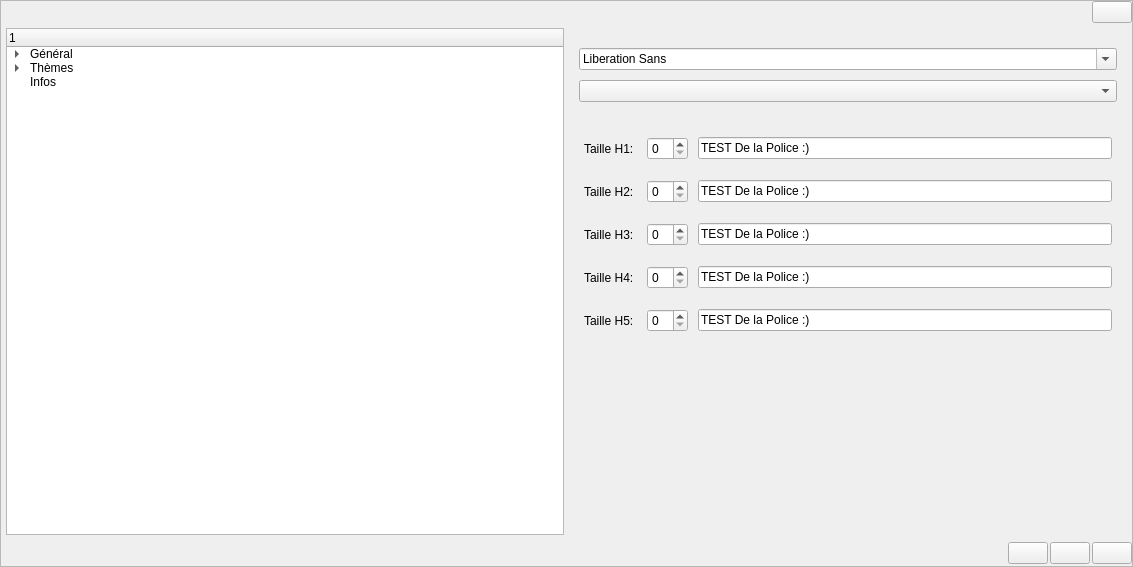
Before: the Qt Designer form src/gui/dlg.ui in LaM0uette/PySide6_Blank_Project_demo, drawn with Qt 5.
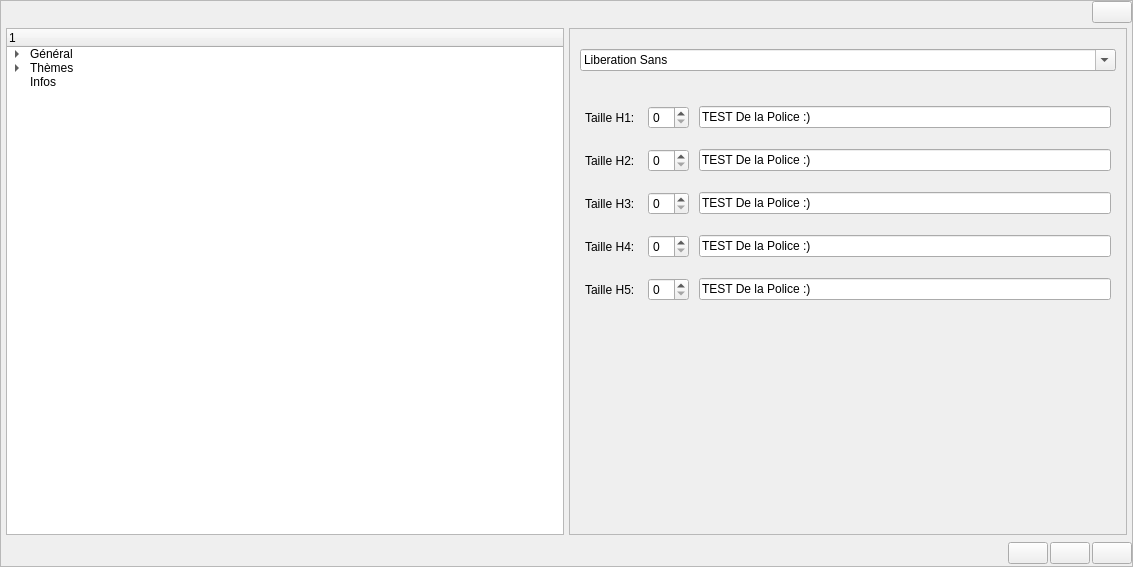
After: the same form once the commit is applied. The open tabs and pages were chosen to show the change.

Patch:
```diff
--- a/src/gui/dlg.ui
+++ b/src/gui/dlg.ui
@@ -462,6 +462,36 @@
              </widget>
             </item>
             <item>
+             <widget class="QScrollArea" name="sca_option">
+              <property name="widgetResizable">
+               <bool>true</bool>
+              </property>
+              <widget class="QWidget" name="scrollAreaWidgetContents">
+               <property name="geometry">
+                <rect>
+                 <x>0</x>
+                 <y>0</y>
+                 <width>556</width>
+                 <height>503</height>
+                </rect>
+               </property>
+               <layout class="QVBoxLayout" name="vlay_sca_option">
+                <property name="spacing">
+                 <number>0</number>
+                </property>
+                <property name="leftMargin">
+                 <number>0</number>
+                </property>
+                <property name="topMargin">
+                 <number>0</number>
+                </property>
+                <property name="rightMargin">
+                 <number>0</number>
+                </property>
+                <property name="bottomMargin">
+                 <number>0</number>
+                </property>
+                <item>
              <widget class="QStackedWidget" name="stk_option">
               <widget class="QWidget" name="pg_opt_menu"/>
               <widget class="QWidget" name="pg_opt_gen">
@@ -537,9 +567,6 @@
                 <item>
                  <widget class="QFontComboBox" name="fcb_opt_ft_font"/>
                 </item>
-                <item>
-                 <widget class="QComboBox" name="cb_opt_ft_font"/>
-                </item>
                 <item>
                  <spacer name="verticalSpacer_8">
                   <property name="orientation">
@@ -860,6 +887,10 @@
                 </item>
                 <item>
                  <widget class="QLabel" name="lb_opt_info_version"/>
+                    </item>
+                   </layout>
+                  </widget>
+                 </widget>
                 </item>
                </layout>
               </widget>
```
Lines whose indentation alone changed are shown as unchanged.
